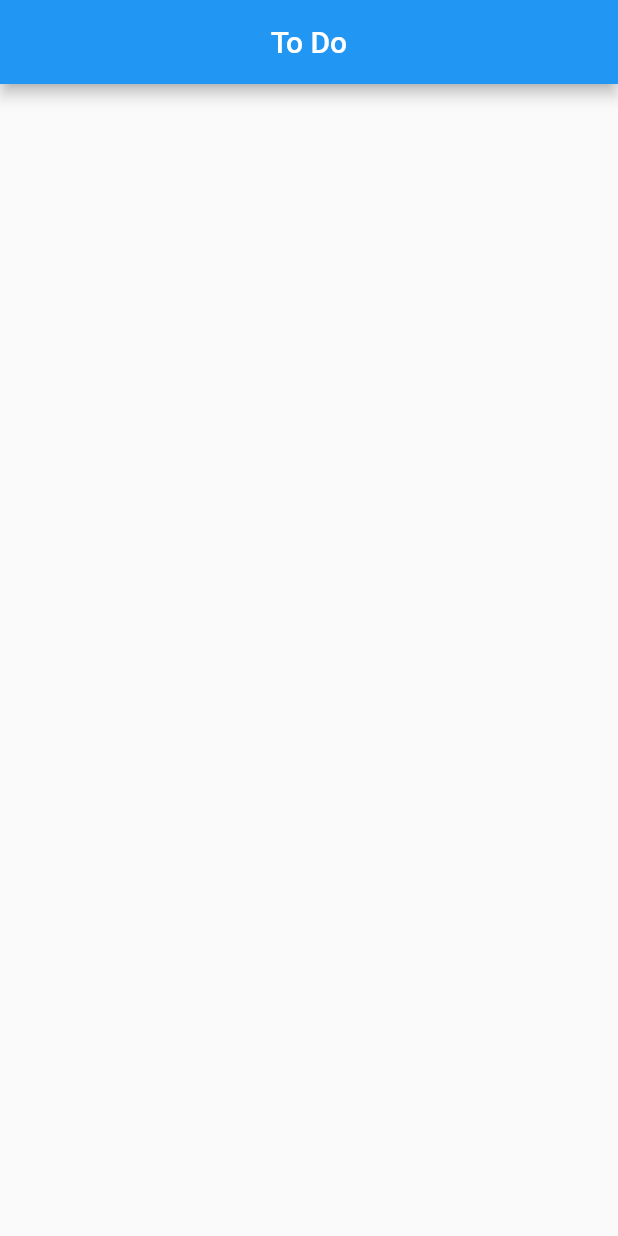
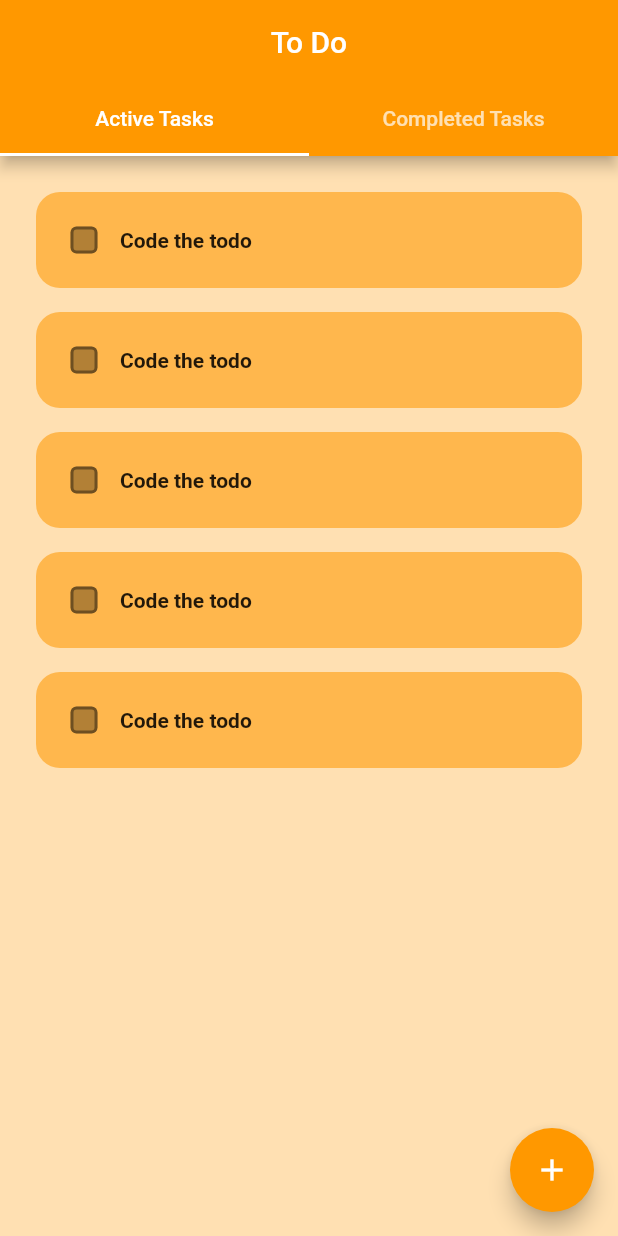
Before and after one commit to altalha201/short_flutter_projects, a Flutter app: the screen it shows after launch, on a phone screen of 412 x 824 dp. Run offline on Flutter 3.47's test engine with Material 2 defaults, Android fonts, the phone set to English and light mode, and no system bars; drawn by our look-alikes of flutter_slidable; our stand-ins replace fluttertoast, get, google_fonts.

Commit message:
To do app: Basic UI Done

```diff
--- a/to_do/lib/main.dart
+++ b/to_do/lib/main.dart
@@ -11,10 +11,14 @@ class ToDo extends StatelessWidget {
 
   @override
   Widget build(BuildContext context) {
-    return const MaterialApp(
+    return MaterialApp(
       title: "To Do",
       debugShowCheckedModeBanner: false,
-      home: HomePage(),
+      home: const HomePage(),
+      theme: ThemeData(
+        primarySwatch: Colors.orange,
+        scaffoldBackgroundColor: Colors.orange.shade100,
+      ),
     );
   }
 }
--- a/to_do/lib/src/ui/screens/home_page.dart
+++ b/to_do/lib/src/ui/screens/home_page.dart
@@ -1,4 +1,7 @@
 import 'package:flutter/material.dart';
+
+import 'pages/active_tasks.dart';
+import 'pages/completed_tasks.dart';
 
 class HomePage extends StatefulWidget {
   const HomePage({Key? key}) : super(key: key);
@@ -10,10 +13,37 @@ class HomePage extends StatefulWidget {
 class _HomePageState extends State<HomePage> {
   @override
   Widget build(BuildContext context) {
-    return Scaffold(
-      appBar: AppBar(
-        centerTitle: true,
-        title: const Text("To Do"),
+    return DefaultTabController(
+      length: 2,
+      child: Scaffold(
+        appBar: AppBar(
+          centerTitle: true,
+          title: const Text(
+            "To Do",
+            style: TextStyle(color: Colors.white),
+          ),
+          bottom: const TabBar(
+            labelColor: Colors.white,
+            tabs: [
+              Tab(
+                text: "Active Tasks",
+              ),
+              Tab(
+                text: "Completed Tasks",
+              )
+            ],
+          ),
+        ),
+        body: const TabBarView(
+          children: [
+            ActiveTasks(),
+            CompletedTasks(),
+          ],
+        ),
+        floatingActionButton: FloatingActionButton(
+          onPressed: () {},
+          child: const Icon(Icons.add, color: Colors.white,),
+        ),
       ),
     );
   }
--- /dev/null
+++ b/to_do/lib/src/ui/screens/pages/active_tasks.dart
@@ -0,0 +1,29 @@
+import 'package:flutter/material.dart';
+
+import '../../utils/task_item_widget.dart';
+
+class ActiveTasks extends StatefulWidget {
+  const ActiveTasks({Key? key}) : super(key: key);
+
+  @override
+  State<ActiveTasks> createState() => _ActiveTasksState();
+}
+
+class _ActiveTasksState extends State<ActiveTasks> {
+  @override
+  Widget build(BuildContext context) {
+    return Container(
+      padding: const EdgeInsets.all(8.0),
+      child: ListView.builder(
+        itemCount: 5,
+        itemBuilder: (context, index) {
+          return TaskItemWidget(
+            taskTitle: 'Code the todo',
+            taskCompleted: false,
+            onDelete: (context) {},
+          );
+        },
+      ),
+    );
+  }
+}
--- /dev/null
+++ b/to_do/lib/src/ui/screens/pages/completed_tasks.dart
@@ -0,0 +1,29 @@
+import 'package:flutter/material.dart';
+
+import '../../utils/task_item_widget.dart';
+
+class CompletedTasks extends StatefulWidget {
+  const CompletedTasks({Key? key}) : super(key: key);
+
+  @override
+  State<CompletedTasks> createState() => _CompletedTasksState();
+}
+
+class _CompletedTasksState extends State<CompletedTasks> {
+  @override
+  Widget build(BuildContext context) {
+    return Container(
+      padding: const EdgeInsets.all(8.0),
+      child: ListView.builder(
+        itemCount: 5,
+        itemBuilder: (context, index) {
+          return TaskItemWidget(
+            taskTitle: 'Code the todo',
+            taskCompleted: true,
+            onDelete: (context) {},
+          );
+        },
+      ),
+    );
+  }
+}
--- /dev/null
+++ b/to_do/lib/src/ui/utils/task_item_widget.dart
@@ -0,0 +1,73 @@
+import 'package:flutter/material.dart';
+import 'package:flutter_slidable/flutter_slidable.dart';
+
+class TaskItemWidget extends StatelessWidget {
+  const TaskItemWidget({
+    super.key,
+    required this.taskTitle,
+    required this.taskCompleted,
+    this.onItemTap,
+    this.onCheck,
+    required this.onDelete,
+  });
+
+  final String taskTitle;
+  final bool taskCompleted;
+  final VoidCallback? onItemTap;
+  final Function(bool?)? onCheck;
+  final Function(BuildContext) onDelete;
+
+  @override
+  Widget build(BuildContext context) {
+    return GestureDetector(
+      onTap: onItemTap,
+      child: Padding(
+        padding: const EdgeInsets.fromLTRB(16, 16, 16, 0),
+        child: Slidable(
+          endActionPane: ActionPane(
+            motion: const StretchMotion(),
+            children: [
+              SlidableAction(
+                onPressed: onDelete,
+                icon: Icons.delete_outline,
+                backgroundColor: Colors.red,
+                borderRadius: BorderRadius.circular(16.0),
+              )
+            ],
+          ),
+          child: Container(
+            padding: const EdgeInsets.all(8.0),
+            decoration: BoxDecoration(
+              borderRadius: BorderRadius.circular(16.0),
+              color: Colors.orange.shade300,
+            ),
+            child: Row(
+              children: [
+                Checkbox(
+                  value: taskCompleted,
+                  onChanged: onCheck,
+                  fillColor: MaterialStateProperty.resolveWith(
+                    (states) => Colors.black.withOpacity(0.30),
+                  ),
+                  shape: RoundedRectangleBorder(
+                    borderRadius: BorderRadius.circular(4.0),
+                  ),
+                ),
+                Text(
+                  taskTitle,
+                  style: TextStyle(
+                    fontSize: 14,
+                    fontWeight: FontWeight.w600,
+                    decoration: taskCompleted
+                        ? TextDecoration.lineThrough
+                        : TextDecoration.none,
+                  ),
+                )
+              ],
+            ),
+          ),
+        ),
+      ),
+    );
+  }
+}
--- a/to_do/pubspec.yaml
+++ b/to_do/pubspec.yaml
@@ -13,6 +13,7 @@ dependencies:
     sdk: flutter
 
   cupertino_icons: ^1.0.2
+  flutter_slidable: ^3.0.0 # Slide able button for delete
 
 dev_dependencies:
   flutter_test:
```
Also changed, not shown: to_do/pubspec.lock.
